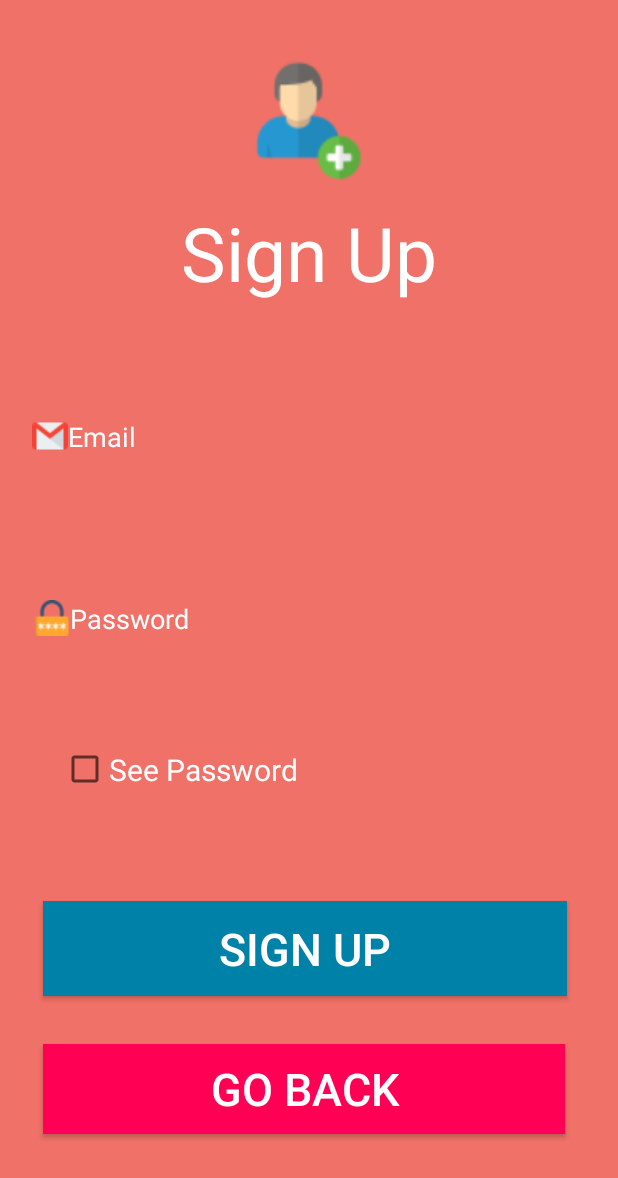
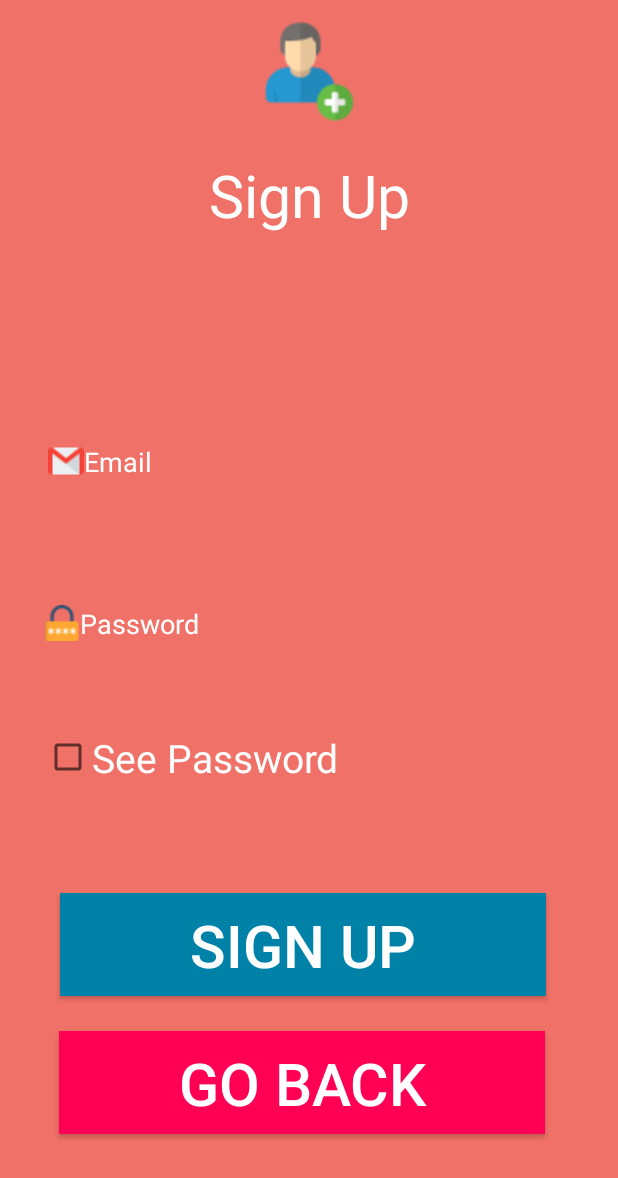
Before and after one commit to WenDEVLIFE/Complaint-Application, an Android app: the SignUp screen opened directly, with no data from a screen before it, on a phone screen of 412 x 824 dp. Shown: the top 1178 px of the screen. Run offline under Robolectric (Android 15) with nearby library versions, the phone set to English and light mode, and no system bars; our stand-ins replace Firebase (no records; nobody signed in at launch, a user with empty details on screens opened directly), sdp/ssp sizes.

Commit message:
👾updated

```diff
--- a/app/build.gradle.kts
+++ b/app/build.gradle.kts
@@ -41,10 +41,12 @@ dependencies {
     implementation("androidx.navigation:navigation-fragment:2.7.6")
     implementation("androidx.navigation:navigation-ui:2.7.6")
     implementation("com.google.firebase:firebase-auth:22.3.1") // Use the latest version available
+    implementation ("com.intuit.sdp:sdp-android:1.1.0")
 
 
     testImplementation("junit:junit:4.13.2")
     androidTestImplementation("androidx.test.ext:junit:1.1.5")
     androidTestImplementation("androidx.test.espresso:espresso-core:3.5.1")
 
+
 }
--- a/app/src/main/res/layout/activity_sign_up.xml
+++ b/app/src/main/res/layout/activity_sign_up.xml
@@ -12,18 +12,17 @@
             android:layout_width="wrap_content"
             android:layout_height="wrap_content"
             android:id="@+id/textView4"
-            android:textSize="50sp"
+            android:textSize="@dimen/_30sdp"
             android:textColor="@color/white"
             app:layout_constraintStart_toStartOf="parent"
             app:layout_constraintEnd_toEndOf="parent"
             app:layout_constraintTop_toTopOf="parent"
             app:layout_constraintBottom_toBottomOf="parent"
-            app:layout_constraintVertical_bias="0.178"
-            app:layout_constraintHorizontal_bias="0.501" />
+            app:layout_constraintVertical_bias="0.134" />
 
     <EditText
-            android:layout_width="364dp"
-            android:layout_height="82dp"
+            android:layout_width="@dimen/_264sdp"
+            android:layout_height="@dimen/_62sdp"
             android:drawableLeft="@drawable/gmail"
             android:inputType="textEmailAddress"
             android:ems="10"
@@ -35,12 +34,12 @@
             android:hint="Email"
             android:textColor="@color/white"
             android:textColorHint="@color/white"
-            android:layout_marginBottom="492dp"
-            app:layout_constraintHorizontal_bias="0.443" />
+            android:layout_marginBottom="476dp"
+            app:layout_constraintHorizontal_bias="0.468" />
 
     <EditText
-            android:layout_width="358dp"
-            android:layout_height="87dp"
+            android:layout_width="@dimen/_264sdp"
+            android:layout_height="@dimen/_62sdp"
             android:inputType="textPassword"
             android:ems="10"
             android:background="#F07167"
@@ -57,12 +56,12 @@
 
     <Button
             android:text="Sign Up"
-            android:layout_width="349dp"
-            android:layout_height="63dp"
+            android:layout_width="@dimen/_249sdp"
+            android:layout_height="@dimen/_53sdp"
             android:id="@+id/button_register"
             android:background="@color/cerulean"
             android:textColor="@color/white"
-            android:textSize="30sp"
+            android:textSize="@dimen/_30sdp"
             app:layout_constraintStart_toStartOf="parent"
             app:layout_constraintEnd_toEndOf="parent"
             app:layout_constraintBottom_toBottomOf="parent"
@@ -71,10 +70,10 @@
 
     <Button
             android:text="Go Back"
-            android:layout_width="348dp"
-            android:layout_height="60dp"
+            android:layout_width="@dimen/_249sdp"
+            android:layout_height="@dimen/_53sdp"
             android:id="@+id/buttonback"
-            android:textSize="30sp"
+            android:textSize="@dimen/_30sdp"
             android:background="@color/folly"
             android:textColor="@color/white"
             app:layout_constraintStart_toStartOf="parent"
@@ -86,10 +85,10 @@
     <CheckBox
             android:text="See Password"
             android:textColor="@color/white"
-            android:layout_width="197dp"
-            android:layout_height="54dp"
+            android:layout_width="@dimen/_197sdp"
+            android:layout_height="@dimen/_54sdp"
             android:id="@+id/checkBox2"
-            android:textSize="20sp"
+            android:textSize="@dimen/_20sdp"
             app:layout_constraintEnd_toEndOf="parent"
             app:layout_constraintStart_toStartOf="parent"
             app:layout_constraintHorizontal_bias="0.189"
@@ -97,13 +96,12 @@
             android:layout_marginBottom="284dp" />
 
     <ImageView
-            android:layout_width="93dp"
-            android:layout_height="81dp"
+            android:layout_width="@dimen/_53sdp"
+            android:layout_height="@dimen/_61sdp"
             app:srcCompat="@drawable/adduser_11695593"
             android:id="@+id/imageView2"
             app:layout_constraintStart_toStartOf="parent"
             app:layout_constraintEnd_toEndOf="parent"
             app:layout_constraintTop_toTopOf="parent"
-            android:layout_marginTop="40dp"
-            app:layout_constraintHorizontal_bias="0.501" />
+            android:layout_marginTop="8dp" />
 </androidx.constraintlayout.widget.ConstraintLayout>
```
Also changed, not shown: app/src/main/res/layout/activity_login_page.xml (+21 -22 lines), app/src/main/res/layout/activity_main.xml (+15 -15 lines), app/src/main/res/layout/item_complaint.xml (+6 -6 lines).
